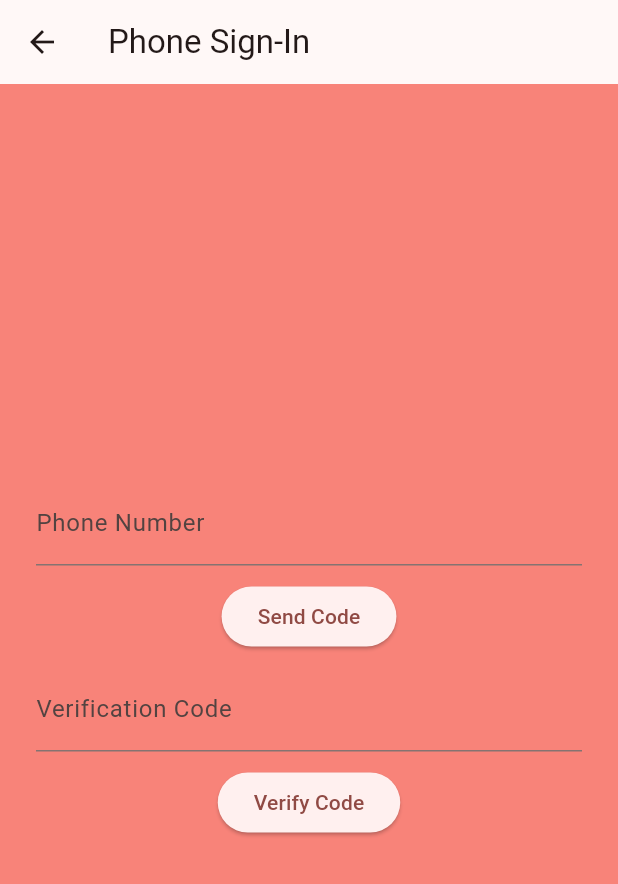
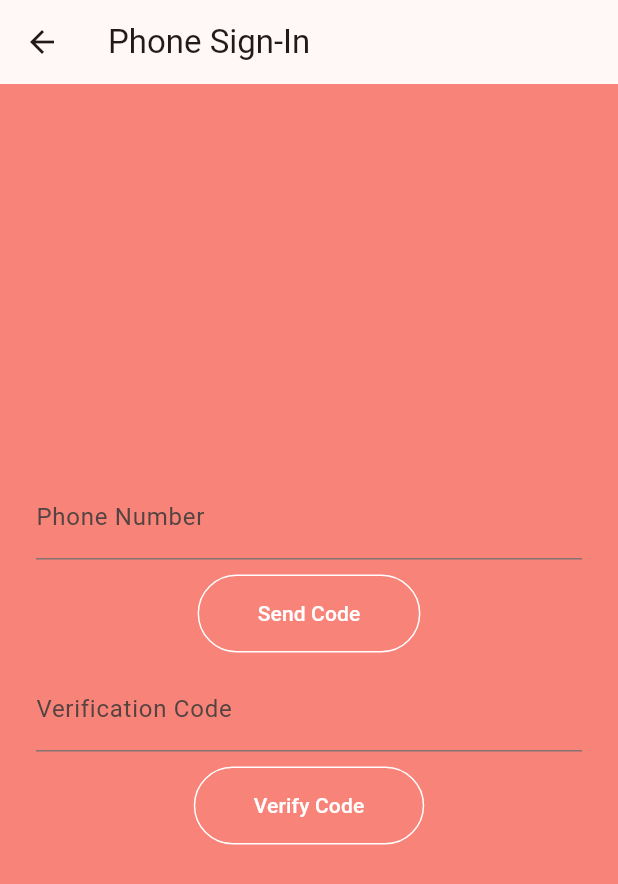
Before and after one commit to aitikirala/wingman_app, a Flutter app: the PhoneSignInScreen screen opened directly, on a phone screen of 412 x 824 dp. Shown: the top 884 px of the screen. Run offline on Flutter 3.47's test engine with Material 3 defaults, Android fonts, the phone set to English and light mode, and no system bars; our stand-ins replace cloud_firestore, firebase_auth, firebase_core, geolocator, google_maps_flutter, google_sign_in and 1 more; accounts and stored records are empty; network calls fail.

Commit message:
more buttons made consistent

```diff
--- a/lib/pages/first_screen.dart
+++ b/lib/pages/first_screen.dart
@@ -7,7 +7,7 @@ import 'package:google_sign_in/google_sign_in.dart';
 import 'package:sign_in_button/sign_in_button.dart';
 import 'package:flutter/foundation.dart';
 
-import 'main_screen.dart';
+import 'navbar_setup.dart';
 import 'phone_sign_in_screen.dart';
 
 class HomePage extends StatefulWidget {
--- a/lib/pages/phone_sign_in_screen.dart
+++ b/lib/pages/phone_sign_in_screen.dart
@@ -4,7 +4,7 @@ import 'package:cloud_firestore/cloud_firestore.dart';
 import 'package:firebase_auth/firebase_auth.dart';
 import 'package:flutter/material.dart';
 
-import 'main_screen.dart';
+import 'navbar_setup.dart';
 
 class PhoneSignInScreen extends StatefulWidget {
   @override
@@ -37,7 +37,6 @@ class _PhoneSignInScreenState extends State<PhoneSignInScreen> {
     await _auth.verifyPhoneNumber(
       phoneNumber: phoneNumber,
       verificationCompleted: (PhoneAuthCredential credential) async {
-        // Auto-sign in on Android
         await _auth.signInWithCredential(credential);
         await _saveUserToFirestore();
       },
@@ -84,14 +83,12 @@ class _PhoneSignInScreenState extends State<PhoneSignInScreen> {
   Future<void> _saveUserToFirestore() async {
     User? user = _auth.currentUser;
     if (user != null) {
-      // Store user data in Firestore without overwriting existing fields
       await _firestore.collection('users').doc(user.uid).set({
         'phoneNumber': user.phoneNumber,
         'lastSignInTime': FieldValue.serverTimestamp(),
         'provider': 'phone',
       }, SetOptions(merge: true));
 
-      // Navigate to the main screen after successful sign-in
       Navigator.of(context).pushAndRemoveUntil(
         MaterialPageRoute(builder: (context) => MainScreen()),
         (Route<dynamic> route) => false,
@@ -110,7 +107,6 @@ class _PhoneSignInScreenState extends State<PhoneSignInScreen> {
           child: Column(
             mainAxisAlignment: MainAxisAlignment.center,
             children: [
-              // Phone Number Input
               Padding(
                 padding: const EdgeInsets.symmetric(horizontal: 24.0),
                 child: TextField(
@@ -125,10 +121,20 @@ class _PhoneSignInScreenState extends State<PhoneSignInScreen> {
               SizedBox(height: 10),
               ElevatedButton(
                 onPressed: _sendCodeToPhoneNumber,
+                style: ElevatedButton.styleFrom(
+                  backgroundColor: Colors.transparent,
+                  shadowColor: Colors.transparent,
+                  foregroundColor: Colors.white,
+                  shape: RoundedRectangleBorder(
+                    borderRadius: BorderRadius.circular(30),
+                    side: BorderSide(color: Colors.white),
+                  ),
+                  padding:
+                      const EdgeInsets.symmetric(horizontal: 40, vertical: 16),
+                ),
                 child: Text('Send Code'),
               ),
               SizedBox(height: 10),
-              // Verification Code Input
               Padding(
                 padding: const EdgeInsets.symmetric(horizontal: 24.0),
                 child: TextField(
@@ -142,6 +148,17 @@ class _PhoneSignInScreenState extends State<PhoneSignInScreen> {
               SizedBox(height: 10),
               ElevatedButton(
                 onPressed: _signInWithPhoneNumber,
+                style: ElevatedButton.styleFrom(
+                  backgroundColor: Colors.transparent,
+                  shadowColor: Colors.transparent,
+                  foregroundColor: Colors.white,
+                  shape: RoundedRectangleBorder(
+                    borderRadius: BorderRadius.circular(30),
+                    side: BorderSide(color: Colors.white),
+                  ),
+                  padding:
+                      const EdgeInsets.symmetric(horizontal: 40, vertical: 16),
+                ),
                 child: Text('Verify Code'),
               ),
             ],
```
Also changed, not shown: lib/pages/navbar_setup.dart (renamed from lib/pages/main_screen.dart).
